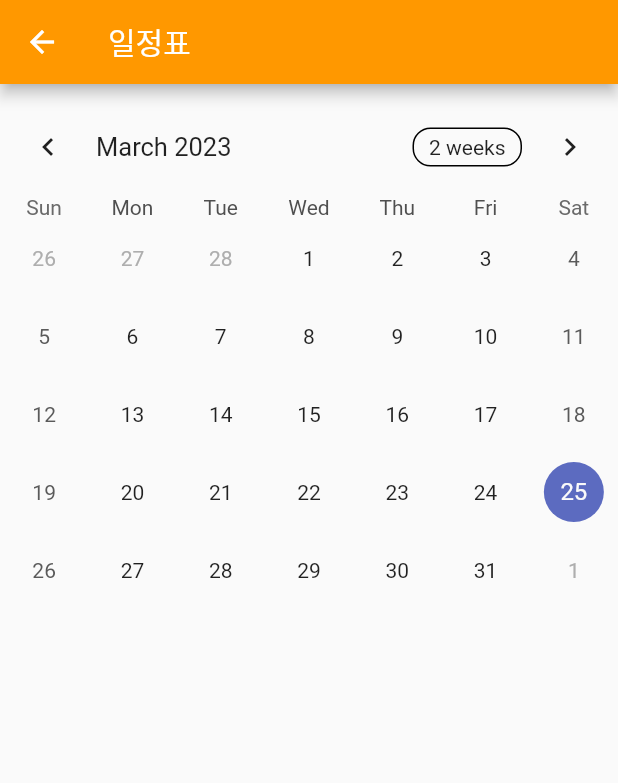
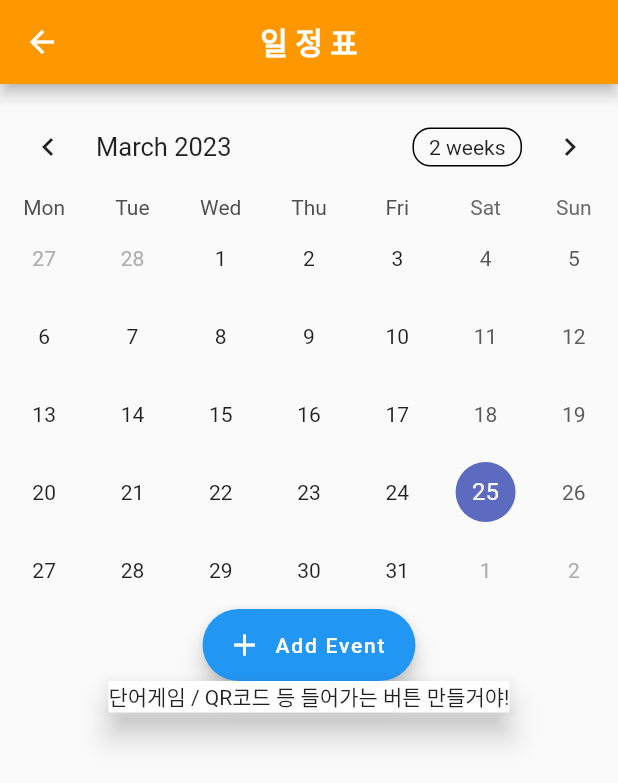
Before and after one commit to hongcheol5125/practice-attendance_app-, a Flutter app: the CalendarPage screen opened directly, on a phone screen of 412 x 824 dp. Shown: the top 783 px of the screen. Run offline on Flutter 3.47's test engine with Material 2 defaults, Android fonts, the light colour scheme and no system bars; drawn by our look-alikes of table_calendar; our stand-ins replace cloud_firestore, firebase_core; accounts and stored records are empty.

Commit message:
Calendar에 일정 입력 완료!(학생 페이지랑 선생님 페이지랑 바뀜...ㅠㅠ)

```diff
--- /dev/null
+++ b/lib/model/event.dart
@@ -0,0 +1,6 @@
+class Event {
+  final String title;
+  Event({required this.title});
+
+  String toString() => this.title;
+}
--- a/lib/pages/calendar_page.dart
+++ b/lib/pages/calendar_page.dart
@@ -1,5 +1,7 @@
 import 'package:flutter/material.dart';
 import 'package:table_calendar/table_calendar.dart';
+
+import '../model/event.dart';
 
 class CalendarPage extends StatefulWidget {
   const CalendarPage({super.key});
@@ -9,39 +11,117 @@ class CalendarPage extends StatefulWidget {
 }
 
 class _CalendarPageState extends State<CalendarPage> {
-  // 날짜 선택 처리 인자는 onDaySelected, selectedDayPredicate 로 할 수 있다.
-  DateTime selectedDay = DateTime(
+  Map<DateTime, List<Event>>? selectedEvents;
+  CalendarFormat format = CalendarFormat.month;
+  DateTime _selectedDay = DateTime(
     DateTime.now().year,
     DateTime.now().month,
     DateTime.now().day,
   );
-  DateTime focusedDay = DateTime.now();
+  DateTime _focusedDay = DateTime.now();
+
+  TextEditingController _eventController = TextEditingController();
+
+  @override
+  void initState() {
+    selectedEvents = {};
+    super.initState();
+  }
+
+  List<Event> _getEventsfromDay(DateTime date) {
+    return selectedEvents![date] ?? [];
+  }
+
+  @override
+  void dispose() {
+    _eventController.dispose();
+    super.dispose();
+  }
 
   @override
   Widget build(BuildContext context) {
     return Scaffold(
       appBar: AppBar(
-          title: Text('일정표'),
+        title: Text(
+          '일 정 표',
+          style: TextStyle(fontWeight: FontWeight.w700),
+        ),
+        centerTitle: true,
         backgroundColor: Colors.orange,
       ),
       body: Column(
         children: [
           SizedBox(height: 10),
           TableCalendar(
-              firstDay: DateTime.utc(2021, 1, 1),
-              lastDay: DateTime.utc(2030, 12, 31),
-              focusedDay: focusedDay,
-              onDaySelected: (DateTime selectedDay, DateTime focusedDay) {
+            firstDay: DateTime.utc(2020, 01, 01),
+            lastDay: DateTime.utc(2025, 12, 31),
+            focusedDay: DateTime.now(),
+            // 2주씩 보게 하는 코드
+            calendarFormat: format,
+            onFormatChanged: (CalendarFormat _format) {
               setState(() {
-                  this.selectedDay = selectedDay;
-                  this.focusedDay = focusedDay;
+                format = _format;
               });
             },
-              selectedDayPredicate: (DateTime day) {
-                return isSameDay(selectedDay, day);
+            // 시작 요일 지정!
+            startingDayOfWeek: StartingDayOfWeek.monday,
+            selectedDayPredicate: (day) {
+              return isSameDay(_selectedDay, day);
+            },
+            onDaySelected: (selectedDay, focusedDay) {
+              //on~~ 은 "~~ 했을 때 뭐를 실행시켜라" 라는 뜻!
+              setState(() {
+                _selectedDay = selectedDay;
+                _focusedDay = focusedDay;
+              });
+            },
+            eventLoader: _getEventsfromDay,
+          ),
+          // event 입력하면 달력 아래에 뜨게 만드는 코드(1)
+          ..._getEventsfromDay(_selectedDay)
+              .map((Event event) => ListTile(title: Text(event.title))),
+          FloatingActionButton.extended(
+            onPressed: () => showDialog(
+              context: context,
+              builder: (context) => AlertDialog(
+                title: Text('Add Event'),
+                content: TextField(controller: _eventController),
+                actions: [
+                  TextButton(
+                      onPressed: () => Navigator.pop(context),
+                      child: Text('Cancel')),
+                  TextButton(
+                    child: Text('Ok'),
+                    onPressed: () {
+                      if (_eventController.text.isEmpty) {
+
+                      } else {
+                        if (selectedEvents![_selectedDay] != null) {
+                          selectedEvents![_selectedDay]
+                              ?.add(Event(title: _eventController.text));
+                        } else {
+                          selectedEvents![_selectedDay] = [
+                            Event(title: _eventController.text)
+                          ];
+                        }
+                        Navigator.pop(context);
+                        _eventController.clear();
+                        setState(() {
+
+                        });
+                        return;
+                      }
                     },
                   ),
                 ],
-        ));
+              ),
+            ),
+            label: Text('Add Event'),
+            icon: Icon(Icons.add),
+          ),
+          BottomAppBar(child: Text('단어게임 / QR코드 등 들어가는 버튼 만들거야!')),
+        ],
+      ),
+    );
   }
 }
```
Also changed, not shown: lib/pages/calendar_page(T).dart (added, +14 -0 lines), lib/pages/home_page.dart (+27 -6 lines). Lines whose indentation alone changed are shown as unchanged.
